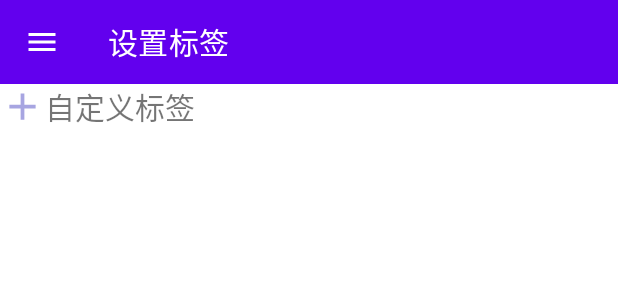
After one commit to shizuka1117/magicConchDemo, an Android app: the layout edit_tag.xml on its own in the app's theme, with its tools: preview values and no code run, on a phone screen of 412 x 824 dp. The commit adds this screen. Shown: the top 300 px of the screen. Run offline under Robolectric (Android 15) with nearby library versions, the phone set to English and light mode, and no system bars.

Commit message:
添加了设置标签的控件及弹窗界面。

```diff
--- /dev/null
+++ b/app/src/main/res/drawable/ic_baseline_menu_24.xml
@@ -0,0 +1,5 @@
+<vector android:height="24dp" android:tint="#FFFFFF"
+    android:viewportHeight="24" android:viewportWidth="24"
+    android:width="24dp" xmlns:android="http://schemas.android.com/apk/res/android">
+    <path android:fillColor="@android:color/white" android:pathData="M3,18h18v-2L3,16v2zM3,13h18v-2L3,11v2zM3,6v2h18L21,6L3,6z"/>
+</vector>
--- /dev/null
+++ b/app/src/main/res/layout/edit_tag.xml
@@ -0,0 +1,42 @@
+<?xml version="1.0" encoding="utf-8"?>
+<LinearLayout xmlns:android="http://schemas.android.com/apk/res/android"
+    xmlns:app="http://schemas.android.com/apk/res-auto"
+    android:orientation="vertical" android:layout_width="match_parent"
+    android:layout_height="match_parent">
+
+    <androidx.appcompat.widget.Toolbar
+        android:layout_width="match_parent"
+        android:layout_height="wrap_content"
+        android:id="@+id/toolbar"
+        android:background="@color/purple_500"
+        app:navigationIcon="@drawable/ic_baseline_menu_24"
+        app:title="设置标签"
+        app:titleTextColor="@color/white"
+        ></androidx.appcompat.widget.Toolbar>
+
+    <ListView
+        android:id="@+id/tag_list"
+        android:layout_width="match_parent"
+        android:layout_height="wrap_content"></ListView>
+
+    <LinearLayout
+        android:layout_width="match_parent"
+        android:layout_height="wrap_content"
+        android:orientation="horizontal"
+        >
+
+        <ImageView
+            android:layout_width="30dp"
+            android:layout_height="30dp"
+            app:srcCompat="@drawable/ic_baseline_add"
+            ></ImageView>
+
+        <TextView
+            android:layout_width="wrap_content"
+            android:layout_height="wrap_content"
+            android:id="@+id/set_tag"
+            android:textSize="20dp"
+            android:text="自定义标签"
+            ></TextView>
+    </LinearLayout>
+</LinearLayout>
--- a/app/src/main/res/layout/fragment_home.xml
+++ b/app/src/main/res/layout/fragment_home.xml
@@ -12,8 +12,8 @@
             android:id="@+id/fab"
             android:layout_width="wrap_content"
             android:layout_height="wrap_content"
-            android:layout_marginEnd="36dp"
-            android:layout_marginBottom="160dp"
+            android:layout_marginEnd="24dp"
+            android:layout_marginBottom="96dp"
             android:clickable="true"
             android:focusable="true"
             android:src="@drawable/ic_baseline_add_24"
```
Also changed, not shown: app/src/main/java/com/example/magiccouchdemo/ui/home/HomeFragment.java (+104 -1 lines), app/src/main/res/layout/cover_view.xml (added, +10 -0 lines), app/src/main/res/menu/home_menu.xml (+7 -0 lines).
